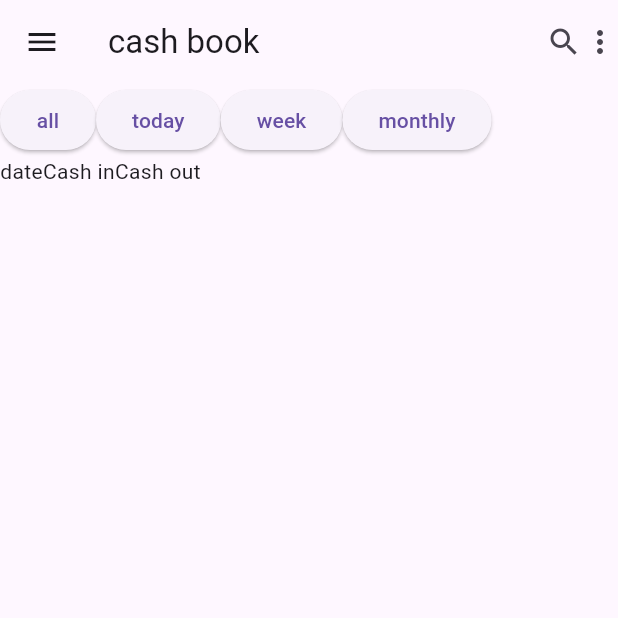
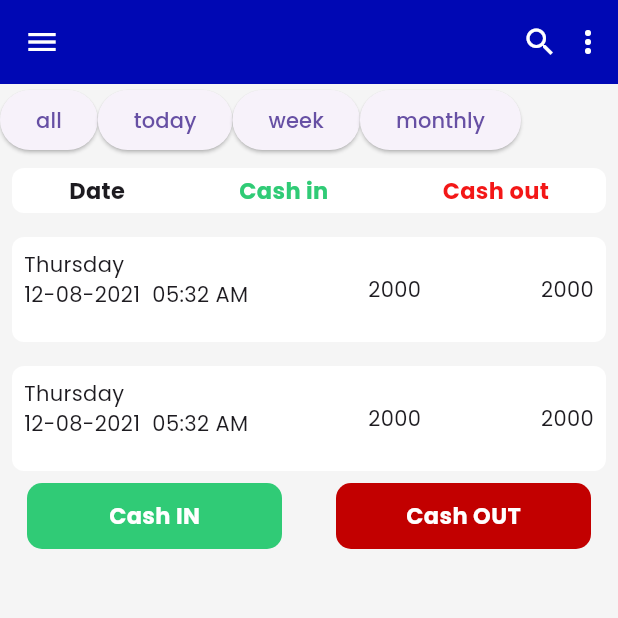
Before and after one commit to sinanex/shersoft-task, a Flutter app: the Homepage screen opened directly, on a phone screen of 412 x 824 dp, the top half of it. Run offline on Flutter 3.47's test engine with Material 3 defaults, Android fonts, the phone set to English and light mode, and no system bars; our stand-ins replace google_fonts.

Commit message:
cash book page updated

```diff
--- a/lib/main.dart
+++ b/lib/main.dart
@@ -1,4 +1,5 @@
 import 'package:flutter/material.dart';
+import 'package:google_fonts/google_fonts.dart';
 import 'package:shersoft/view/home/homepage.dart';
 import 'package:shersoft/view/login&register/login.dart';
 
@@ -13,8 +14,11 @@ class MyApp extends StatelessWidget {
   @override
   Widget build(BuildContext context) {
     return  MaterialApp(
-      theme: ThemeData.light(),
-      home: LoginPage(),
+
+      theme: ThemeData(
+        textTheme: GoogleFonts.poppinsTextTheme(),
+      ),
+      home: Homepage(),
       debugShowCheckedModeBanner: false,
 
     );
--- /dev/null
+++ b/lib/view/home/homeWidget/widget.dart
@@ -0,0 +1,16 @@
+  import 'package:flutter/material.dart';
+
+Container containerButton({required String text,required Color color}) {
+    return Container(
+          height: 44,
+          width: 170,
+child: Center(child: Text(text,style: TextStyle(
+  fontWeight: FontWeight.bold,
+  fontSize: 15,
+  color: Color(0XFFFFFFFF)
+),),),
+          decoration: BoxDecoration(
+            borderRadius: BorderRadius.circular(10),
+          color: color,
+        ),);
+  }
--- a/lib/view/home/homepage.dart
+++ b/lib/view/home/homepage.dart
@@ -1,20 +1,38 @@
 import 'package:flutter/material.dart';
+import 'package:shersoft/view/home/homeWidget/widget.dart';
 
 class Homepage extends StatelessWidget {
   const Homepage({super.key});
 
   @override
   Widget build(BuildContext context) {
-    return SafeArea(
-      child: Scaffold(
-        drawer: Drawer(),
+    return Scaffold(
+      backgroundColor: Color(0XFFF5F5F5),
+      drawer: Drawer(
+
+      ),
       appBar: AppBar(
+          leading: Builder(
+            builder: (context) {
+              return IconButton(onPressed: (){
+                Scaffold.of(context).openDrawer();
+              }, icon: Icon(Icons.menu,color: Colors.white,));
+            }
+          ),
+        centerTitle: true,
       actions: [
-    Icon(Icons.search),
-    Icon(Icons.more_vert),
+        Icon(Icons.search,color: Colors.white,),
+        Padding(
+          padding: const EdgeInsets.all(8.0),
+          child: Icon(Icons.more_vert,color: Colors.white,),
+        ),
       ],
-          backgroundColor: Color.fromARGB(0, 4, 15, 229),
-          title: Text("cash book"),
+       backgroundColor: const Color(0XFF0008B4),
+        title: Text("",style: TextStyle(
+          fontWeight: FontWeight.bold,
+          color: Colors.white,
+
+        ),),
       ),
       body: Column(
         children: [
@@ -26,18 +44,104 @@ class Homepage extends StatelessWidget {
               ElevatedButton(onPressed: (){}, child: Text('monthly')),
             ],
           ),
-            Container(
+          Padding(
+            padding: const EdgeInsets.all(8.0),
+            child: Container(
+              height: 30,
+            decoration: BoxDecoration(
+                color: Color(0XFFFFFFFF),
+                borderRadius: BorderRadius.circular(8),
+            ),
               child: Row(
+                mainAxisAlignment: MainAxisAlignment.spaceAround,
                 children: [
-                  Text("date"),
-                  Text("Cash in"),
-                  Text("Cash out")
+                  Text("Date",style: TextStyle(
+                    fontWeight: FontWeight.bold,
+                    fontSize: 15
+                  ),),
+                  Text("Cash in",style: TextStyle(
+                    fontWeight: FontWeight.bold,
+                    color: Color(0XFF30CB76),
+                    fontSize: 15,
+                  ),),
+                  Text("Cash out",
+                  style: TextStyle(
+                    fontWeight: FontWeight.bold,
+                    fontSize: 15,
+                    color: Color(0XFFF31717),
+                  ),)
                 ],
               ),
             ),
+          ),
+          Padding(
+            padding: const EdgeInsets.all(8.0),
+            child: Container(
+            height: 70,
+              decoration: BoxDecoration(
+                borderRadius: BorderRadius.circular(8),
+                color: Color(0XFFFFFFFF),
+              ),
+            child: Padding(
+              padding: const EdgeInsets.all(8.0),
+              child: Row(
+                spacing: 10,
+                mainAxisAlignment: MainAxisAlignment.spaceBetween,
+                children: [
+                  Column(
+                    crossAxisAlignment: CrossAxisAlignment.start,
+                    children: [
+                      Text("Thursday"),
+                      Text('12-08-2021  05:32 AM')
+                    ],
+                  ),
+                  Text("2000"),
+                  Text("2000")
                 ],
               ),
             ),
+            ),
+          ),
+           Padding(
+            padding: const EdgeInsets.all(8.0),
+            child: Container(
+            height: 70,
+              decoration: BoxDecoration(
+                borderRadius: BorderRadius.circular(8),
+                color: Color(0XFFFFFFFF),
+              ),
+            child: Padding(
+              padding: const EdgeInsets.all(8.0),
+              child: Row(
+                spacing: 10,
+                mainAxisAlignment: MainAxisAlignment.spaceBetween,
+                children: [
+                  Column(
+                    crossAxisAlignment: CrossAxisAlignment.start,
+                    children: [
+                      Text("Thursday"),
+                      Text('12-08-2021  05:32 AM')
+                    ],
+                  ),
+                  Text("2000"),
+                  Text("2000"),
+
+                ],
+              ),
+            ),
+            ),
+          ),
+          Row(
+            mainAxisAlignment: MainAxisAlignment.spaceAround,
+            children: [
+              containerButton(text: "Cash IN",color: Color(0XFF30CB76)),
+              containerButton(text: "Cash OUT",color: Color(0XFFC20000)),
+            ],
+          ),
+        ],
+      ),
     );
   }
+
+
 }
--- a/pubspec.yaml
+++ b/pubspec.yaml
@@ -34,6 +34,8 @@ dependencies:
   # The following adds the Cupertino Icons font to your application.
   # Use with the CupertinoIcons class for iOS style icons.
   cupertino_icons: ^1.0.8
+  font_awesome_flutter: ^10.8.0
+  google_fonts: ^6.2.1
 
 dev_dependencies:
   flutter_test:
```
Also changed, not shown: lib/view/login&register/login.dart (+14 -12 lines), pubspec.lock, 7 other files. Lines whose indentation alone changed are shown as unchanged.
